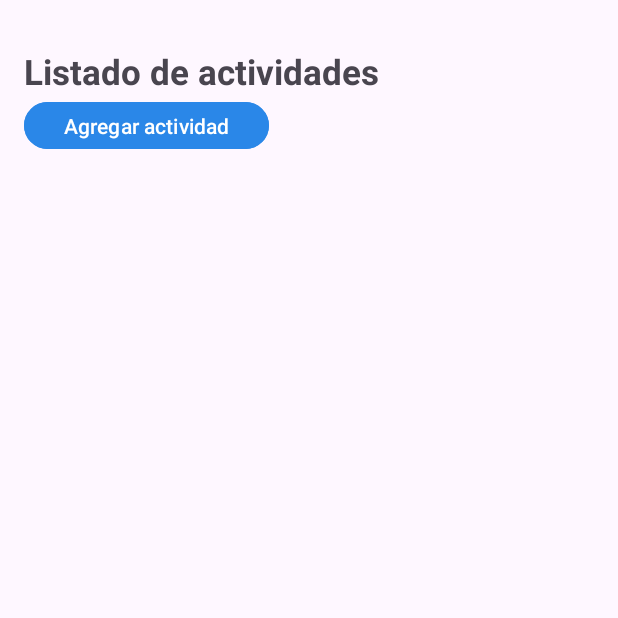
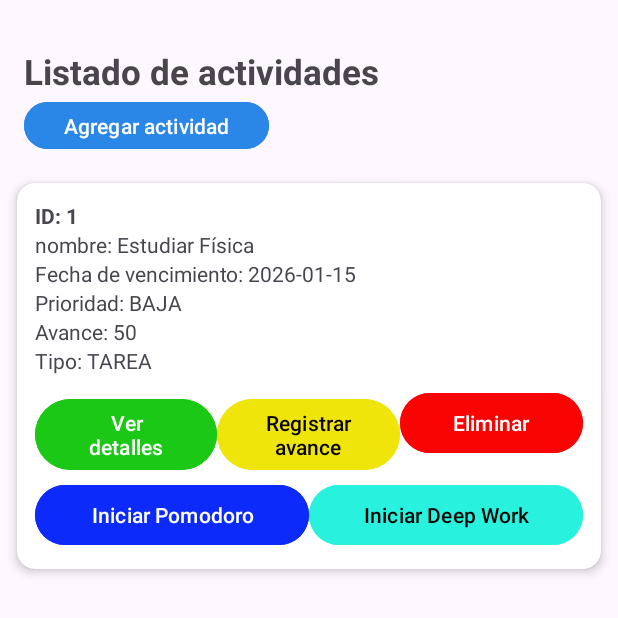
Before and after one commit to jors2007/G8-Android-Studio, an Android app: the GestionActividadesActivity screen opened directly, with no data from a screen before it, on a phone screen of 412 x 824 dp, the top half of it. Run offline under Robolectric (Android 15) with nearby library versions, the light colour scheme and no system bars.

Commit message:
Se agrego ActividadAdapter y se logro crear el RecycleView para las actividades

```diff
--- /dev/null
+++ b/app/src/main/java/com/espol/aplicacion_g8/ActividadAdapter.java
@@ -0,0 +1,62 @@
+package com.espol.aplicacion_g8;
+
+import android.view.LayoutInflater;
+import android.view.View;
+import android.view.ViewGroup;
+import android.widget.TextView;
+
+import androidx.annotation.NonNull;
+import androidx.recyclerview.widget.RecyclerView;
+
+import com.espol.aplicacion_g8.modelo.actividad.Actividad;
+
+import java.util.ArrayList;
+
+public class ActividadAdapter extends RecyclerView.Adapter<ActividadAdapter.ActividadViewHolder> {
+    private ArrayList<Actividad> listaActividades;
+
+    public ActividadAdapter(ArrayList<Actividad> lista) {
+        this.listaActividades = lista;
+    }
+
+    @NonNull
+    @Override
+
+    public ActividadViewHolder onCreateViewHolder(ViewGroup parent, int viewType) {
+        View v = LayoutInflater.from(parent.getContext()).inflate(R.layout.item_actividad,parent,false);
+        return new ActividadViewHolder(v);
+    }
+
+    @Override
+    public void onBindViewHolder(@NonNull ActividadViewHolder holder, int position) {
+        Actividad act = listaActividades.get(position);
+        holder.txtId.setText("ID: "+ act.getId());
+        holder.txtNombre.setText("nombre: "+ act.getNombre());
+    holder.txtFecha.setText("Fecha de vencimiento: "+ act.getFechaLimite());
+        holder.txtPrioridad.setText("Prioridad: "+ act.getPrioridad());
+        holder.txtAvance.setText("Avance: "+ act.getAvance());
+        holder.txtTipo.setText("Tipo: "+ act.getTipo());
+    }
+
+    @Override
+    public int getItemCount() {
+        return listaActividades.size();
+    }
+
+
+    public static class ActividadViewHolder extends RecyclerView.ViewHolder {
+        TextView txtId,txtNombre,txtFecha,txtPrioridad,txtAvance,txtTipo;
+        public ActividadViewHolder(View itemView) {
+
+            super(itemView);
+            txtId = itemView.findViewById(R.id.txtId);
+            txtNombre = itemView.findViewById(R.id.txtNombre);
+            txtFecha = itemView.findViewById(R.id.txtFecha);
+            txtPrioridad = itemView.findViewById(R.id.txtPrioridad);
+            txtAvance = itemView.findViewById(R.id.txtAvance);
+            txtTipo = itemView.findViewById(R.id.txtTipo);
+
+
+        }
+    }
+}
--- a/app/src/main/java/com/espol/aplicacion_g8/GestionActividadesActivity.java
+++ b/app/src/main/java/com/espol/aplicacion_g8/GestionActividadesActivity.java
@@ -7,6 +7,13 @@ import androidx.appcompat.app.AppCompatActivity;
 import androidx.core.graphics.Insets;
 import androidx.core.view.ViewCompat;
 import androidx.core.view.WindowInsetsCompat;
+import androidx.recyclerview.widget.LinearLayoutManager;
+import androidx.recyclerview.widget.RecyclerView;
+
+import com.espol.aplicacion_g8.modelo.actividad.Actividad;
+import com.espol.aplicacion_g8.modelo.actividad.Prioridad;
+
+import java.util.ArrayList;
 
 public class GestionActividadesActivity extends AppCompatActivity {
 
@@ -14,11 +21,41 @@ public class GestionActividadesActivity extends AppCompatActivity {
     protected void onCreate(Bundle savedInstanceState) {
         super.onCreate(savedInstanceState);
         EdgeToEdge.enable(this);
+
+        // 1️⃣ Cargar layout (UNA SOLA VEZ)
         setContentView(R.layout.activity_gestion_actividades);
+
+        // 2️⃣ Insets (solo padding)
         ViewCompat.setOnApplyWindowInsetsListener(findViewById(R.id.main), (v, insets) -> {
             Insets systemBars = insets.getInsets(WindowInsetsCompat.Type.systemBars());
-            v.setPadding(systemBars.left, systemBars.top, systemBars.right, systemBars.bottom);
+            v.setPadding(
+                    systemBars.left,
+                    systemBars.top,
+                    systemBars.right,
+                    systemBars.bottom
+            );
             return insets;
         });
+
+        // 3️⃣ RecyclerView
+        RecyclerView recyclerView = findViewById(R.id.recyclerView_actividad);
+        recyclerView.setLayoutManager(new LinearLayoutManager(this));
+
+        // 4️⃣ Datos
+        ArrayList<Actividad> actividades = new ArrayList<>();
+        actividades.add(
+                new Actividad(
+                        1,
+                        "Estudiar Física",
+                        "2026-01-15",
+                        Prioridad.BAJA,
+                        50,
+                        "TAREA"
+                )
+        );
+
+        // 5️⃣ Adapter
+        ActividadAdapter adapter = new ActividadAdapter(actividades);
+        recyclerView.setAdapter(adapter);
     }
 }
--- a/app/src/main/java/com/espol/aplicacion_g8/controlador/ControladorActividades.java
+++ b/app/src/main/java/com/espol/aplicacion_g8/controlador/ControladorActividades.java
@@ -93,4 +93,5 @@ public class ControladorActividades  {
     public void modificadorAvance(Actividad actividad, int avance) {
         actividad.setAvance(avance);
     }
+
 }
--- a/app/src/main/java/com/espol/aplicacion_g8/modelo/actividad/Actividad.java
+++ b/app/src/main/java/com/espol/aplicacion_g8/modelo/actividad/Actividad.java
@@ -38,6 +38,15 @@ public class Actividad implements Serializable {
         this.estado = false;
         this.historialSesiones = new ArrayList<>();
         ;
+    }
+    public Actividad(int id, String nombre, String fechaLimite, Prioridad prioridad,int avance, String tipoActividad){
+        this.id = id;
+        this.nombre = nombre;
+        this.fechaLimite= fechaLimite;
+        this.prioridad = prioridad;
+        this.avance = avance;
+        this.tipoActividad = tipoActividad;
+
     }
 
     // Getters
--- a/app/src/main/res/layout/activity_gestion_actividades.xml
+++ b/app/src/main/res/layout/activity_gestion_actividades.xml
@@ -30,9 +30,16 @@
         app:layout_constraintEnd_toEndOf="parent"
         app:layout_constraintHorizontal_bias="0.064"
         app:layout_constraintStart_toStartOf="parent"
-        app:layout_constraintTop_toTopOf="parent" /><![CDATA[
+        app:layout_constraintTop_toTopOf="parent" />
 
-    tools:layout_editor_absoluteX="239dp"
-        tools:layout_editor_absoluteY="15dp" />
-]]>
+    <androidx.recyclerview.widget.RecyclerView
+        android:id="@+id/recyclerView_actividad"
+        android:layout_width="409dp"
+        android:layout_height="626dp"
+        android:layout_marginTop="112dp"
+        app:layout_constraintEnd_toEndOf="parent"
+        app:layout_constraintStart_toStartOf="parent"
+        app:layout_constraintTop_toTopOf="parent"
+        tools:listitem="@layout/item_actividad"/>
+
 </androidx.constraintlayout.widget.ConstraintLayout>
--- a/app/src/main/res/layout/activity_main.xml
+++ b/app/src/main/res/layout/activity_main.xml
@@ -78,7 +78,7 @@
         android:layout_width="wrap_content"
         android:layout_height="wrap_content"
         android:layout_marginTop="656dp"
-        android:text="version 1.0"
+        android:text="version 1.1"
         app:layout_constraintEnd_toEndOf="parent"
         app:layout_constraintStart_toStartOf="parent"
         app:layout_constraintTop_toTopOf="parent" />
--- /dev/null
+++ b/app/src/main/res/layout/item_actividad.xml
@@ -0,0 +1,115 @@
+<?xml version="1.1" encoding="utf-8"?>
+<androidx.cardview.widget.CardView
+    xmlns:android="http://schemas.android.com/apk/res/android"
+    xmlns:app="http://schemas.android.com/apk/res-auto"
+    android:layout_width="match_parent"
+    android:layout_height="wrap_content"
+    android:layout_margin="10dp"
+    app:cardCornerRadius="12dp"
+    app:cardElevation="4dp">
+
+    <LinearLayout
+        android:id="@+id/itemID_actividad"
+        android:layout_width="match_parent"
+        android:layout_height="wrap_content"
+        android:orientation="vertical"
+        android:padding="12dp">
+
+        <!-- DATOS -->
+        <TextView
+            android:id="@+id/txtId"
+            android:layout_width="wrap_content"
+            android:layout_height="wrap_content"
+            android:text="ID: 3"
+            android:textStyle="bold" />
+
+        <TextView
+            android:id="@+id/txtNombre"
+            android:layout_width="match_parent"
+            android:layout_height="wrap_content"
+            android:text="Nombre: Leer capítulo 5" />
+
+        <TextView
+            android:id="@+id/txtFecha"
+            android:layout_width="wrap_content"
+            android:layout_height="wrap_content"
+            android:text="Fecha de vencimiento: 2026-01-15" />
+
+        <TextView
+            android:id="@+id/txtPrioridad"
+            android:layout_width="wrap_content"
+            android:layout_height="wrap_content"
+            android:text="Prioridad: Baja" />
+
+        <TextView
+            android:id="@+id/txtAvance"
+            android:layout_width="wrap_content"
+            android:layout_height="wrap_content"
+            android:text="Avance: 70%" />
+
+        <TextView
+            android:id="@+id/txtTipo"
+            android:layout_width="wrap_content"
+            android:layout_height="wrap_content"
+            android:text="Tipo: TAREA" />
+
+        <!-- BOTONES FILA 1 -->
+        <LinearLayout
+            android:layout_width="match_parent"
+            android:layout_height="wrap_content"
+            android:layout_marginTop="8dp"
+            android:orientation="horizontal">
+
+            <Button
+                android:id="@+id/btnDetalles"
+                android:layout_width="0dp"
+                android:layout_height="wrap_content"
+                android:layout_weight="1"
+                android:backgroundTint="#1BC815"
+                android:text="Ver detalles" />
+
+            <Button
+                android:id="@+id/btnAvance"
+                android:layout_width="0dp"
+                android:layout_height="wrap_content"
+                android:layout_weight="1"
+                android:backgroundTint="#F0E50A"
+                android:text="Registrar avance"
+                android:textColor="#040000" />
+
+            <Button
+                android:id="@+id/btnEliminar"
+                android:layout_width="0dp"
+                android:layout_height="wrap_content"
+                android:layout_weight="1"
+                android:backgroundTint="#FA0303"
+                android:text="Eliminar" />
+        </LinearLayout>
+
+        <!-- BOTONES FILA 2 -->
+        <LinearLayout
+            android:layout_width="match_parent"
+            android:layout_height="wrap_content"
+            android:layout_marginTop="6dp"
+            android:orientation="horizontal">
+
+            <Button
+                android:id="@+id/btnPomodoro"
+                android:layout_width="0dp"
+                android:layout_height="wrap_content"
+                android:layout_weight="1"
+                android:backgroundTint="#0C2BFA"
+                android:text="Iniciar Pomodoro" />
+
+            <Button
+                android:id="@+id/btnDeepWork"
+                android:layout_width="0dp"
+                android:layout_height="wrap_content"
+                android:layout_weight="1"
+                android:backgroundTint="#28F2DD"
+                android:text="Iniciar Deep Work"
+                android:textColor="#000000" />
+        </LinearLayout>
+
+    </LinearLayout>
+</androidx.cardview.widget.CardView>
```
